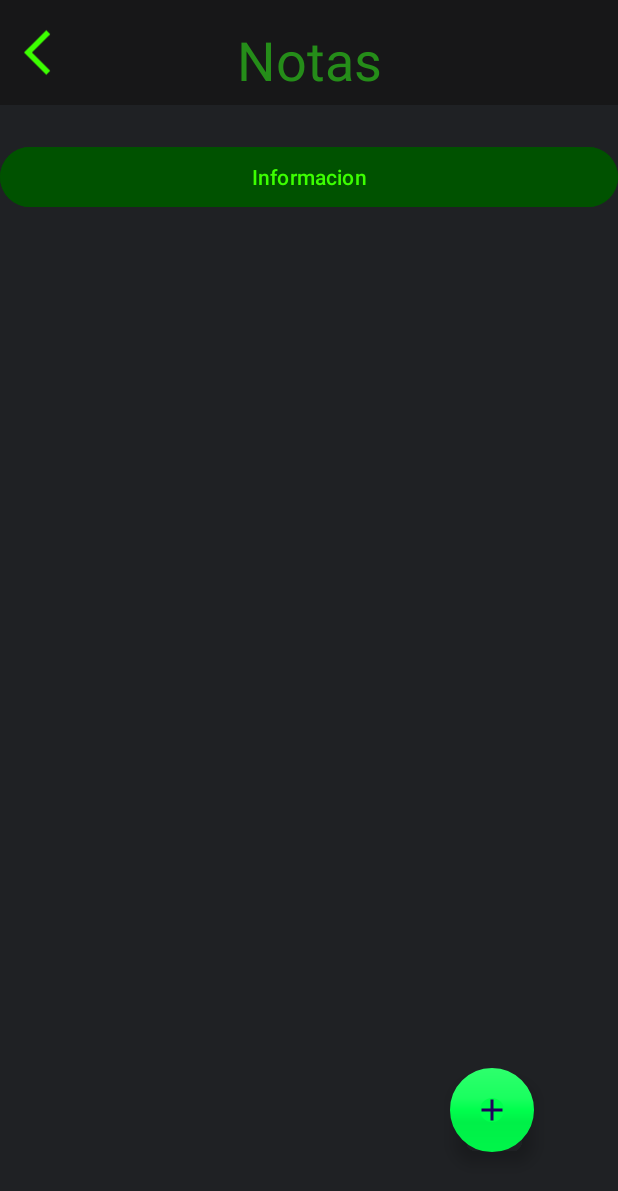
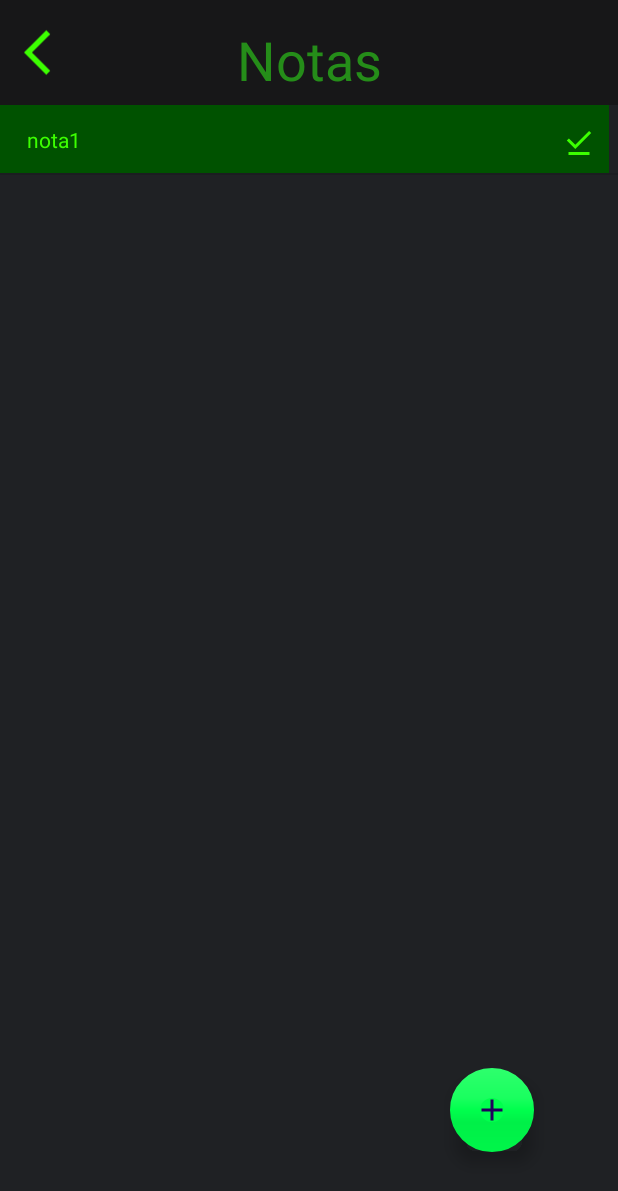
Before and after one commit to Anthhhony/proyectoMercado, an Android app: the notas screen opened directly, with no data from a screen before it, on a phone screen of 412 x 824 dp. Shown: the top 1191 px of the screen. Run offline under Robolectric (Android 15) with nearby library versions, the phone set to English and light mode, and no system bars; Roboto replaces fonts that are not available here.

Commit message:
Eva3 part3

```diff
--- a/app/build.gradle.kts
+++ b/app/build.gradle.kts
@@ -45,6 +45,7 @@ dependencies {
     implementation(libs.recyclerview)
     implementation(libs.qr.scanner)
     implementation(libs.firebase.database)
+    implementation(libs.firebase.firestore)
     testImplementation(libs.junit)
     androidTestImplementation(libs.ext.junit)
     androidTestImplementation(libs.espresso.core)
--- /dev/null
+++ b/app/src/main/java/com/example/originmercadotecnia/Adaptador_notas.java
@@ -0,0 +1,45 @@
+package com.example.originmercadotecnia;
+
+import android.content.Context;
+import android.view.LayoutInflater;
+import android.view.View;
+import android.view.ViewGroup;
+import android.widget.BaseAdapter;
+import android.widget.TextView;
+
+import java.util.ArrayList;
+
+public class Adaptador_notas extends BaseAdapter {
+
+    private Context contexto;
+    private ArrayList<Nota_ind> listItems;
+
+    public Adaptador_notas(Context contexto, ArrayList<Nota_ind> listItems) {
+        this.contexto = contexto;
+        this.listItems = listItems;
+    }
+
+    @Override
+    public int getCount() {
+        return listItems.size();
+    }
+
+    @Override
+    public Object getItem(int i) {
+        return listItems.get(i);
+    }
+
+    @Override
+    public long getItemId(int i) {
+        return 0;
+    }
+
+    @Override
+    public View getView(int i, View view, ViewGroup viewGroup) {
+        view = LayoutInflater.from(contexto).inflate(R.layout.item_listview_note,null);
+        TextView tvNombre2 = (TextView) view.findViewById(R.id.tvNombre2);
+        Nota_ind n = (Nota_ind) getItem(i);
+        tvNombre2.setText(n.getNombre());
+        return view;
+    }
+}
--- a/app/src/main/java/com/example/originmercadotecnia/Inicio.java
+++ b/app/src/main/java/com/example/originmercadotecnia/Inicio.java
@@ -103,7 +103,7 @@ public class Inicio extends AppCompatActivity {
     }
 
     public void Volver(View v){
-        Intent i = new Intent(this, pantalla_principal.class);
+        Intent i = new Intent(this, MainActivity.class);
         startActivity(i);
     }
 
--- a/app/src/main/java/com/example/originmercadotecnia/Mercaderia.java
+++ b/app/src/main/java/com/example/originmercadotecnia/Mercaderia.java
@@ -193,8 +193,6 @@ public class Mercaderia extends AppCompatActivity {
             String info = recibeDatos.getString("informacion");
             String v = recibeDatos.getString("vproductos");
 
-
-
             if (v!=null){
 
                 if ((v.equals("delete"))) {
@@ -220,7 +218,6 @@ public class Mercaderia extends AppCompatActivity {
             }
 
             //int saldoInt = Integer.parseInt(v);
-
 
         }
         else {
--- /dev/null
+++ b/app/src/main/java/com/example/originmercadotecnia/Nota_ind.java
@@ -0,0 +1,17 @@
+package com.example.originmercadotecnia;
+
+public class Nota_ind {
+    private String nombre;
+
+    public Nota_ind(String nombre) {
+        this.nombre = nombre;
+    }
+
+    public String getNombre() {
+        return nombre;
+    }
+
+    public void setNombre(String nombre) {
+        this.nombre = nombre;
+    }
+}
--- a/app/src/main/java/com/example/originmercadotecnia/notas.java
+++ b/app/src/main/java/com/example/originmercadotecnia/notas.java
@@ -3,6 +3,7 @@ package com.example.originmercadotecnia;
 import android.content.Intent;
 import android.os.Bundle;
 import android.view.View;
+import android.widget.ListView;
 
 import androidx.activity.EdgeToEdge;
 import androidx.appcompat.app.AppCompatActivity;
@@ -10,7 +11,11 @@ import androidx.core.graphics.Insets;
 import androidx.core.view.ViewCompat;
 import androidx.core.view.WindowInsetsCompat;
 
+import java.util.ArrayList;
+
 public class notas extends AppCompatActivity {
+
+    private ArrayList<Nota_ind> listado;
 
     @Override
     protected void onCreate(Bundle savedInstanceState) {
@@ -22,7 +27,18 @@ public class notas extends AppCompatActivity {
             v.setPadding(systemBars.left, systemBars.top, systemBars.right, systemBars.bottom);
             return insets;
         });
+
+        ListView l = (ListView) findViewById(R.id.listaNotas);
+        Adaptador_notas adaptador = new Adaptador_notas(this, cargar_datos());
+        l.setAdapter(adaptador);
     }
+
+    public ArrayList<Nota_ind> cargar_datos(){
+        listado = new ArrayList<>();
+        listado.add(new Nota_ind("nota1"));
+        return listado;
+    }
+
     public void onWindowFocusChanged(boolean hasFocus) {
         super.onWindowFocusChanged(hasFocus);
         if (hasFocus) {
@@ -40,6 +56,9 @@ public class notas extends AppCompatActivity {
         startActivity(i);
     }
     public void Volver(View v){
-        finish();
+        Intent intent = new Intent(this, Inicio.class);
+        intent.addFlags(Intent.FLAG_ACTIVITY_CLEAR_TOP | Intent.FLAG_ACTIVITY_NEW_TASK);
+        startActivity(intent);
+        finish();  // Finaliza Activity1
     }
 }
--- a/app/src/main/res/layout/activity_agregar_producto.xml
+++ b/app/src/main/res/layout/activity_agregar_producto.xml
@@ -196,8 +196,8 @@
     <Spinner
         android:id="@+id/id_spinner"
         style="@style/Widget.MaterialComponents.TextInputLayout.OutlinedBox.ExposedDropdownMenu"
-        android:layout_width="187dp"
-        android:layout_height="38dp"
+        android:layout_width="169dp"
+        android:layout_height="51dp"
         android:padding="10sp"
         android:text="Select Item"
         android:textColor="@color/white"
--- a/app/src/main/res/layout/activity_nota.xml
+++ b/app/src/main/res/layout/activity_nota.xml
@@ -79,7 +79,7 @@
             </LinearLayout>
 
             <EditText
-                android:id="@+id/editTextText"
+                android:id="@+id/TituloNota"
                 android:layout_width="match_parent"
                 android:layout_height="104dp"
                 android:ems="10"
@@ -89,7 +89,7 @@
                 android:textSize="30dp" />
 
             <EditText
-                android:id="@+id/editTextTextMultiLine2"
+                android:id="@+id/DescripcionNota"
                 android:layout_width="match_parent"
                 android:layout_height="341dp"
                 android:background="@color/black"
--- a/app/src/main/res/layout/activity_notas.xml
+++ b/app/src/main/res/layout/activity_notas.xml
@@ -28,16 +28,18 @@
         app:layout_constraintTop_toTopOf="parent"
         app:srcCompat="@drawable/baseline_arrow_back_ios_24" />
 
+
     <View
         android:id="@+id/view7"
-        android:layout_width="0dp"
+        android:layout_width="wrap_content"
         android:layout_height="0dp"
         android:background="@color/grey"
         app:layout_constraintBottom_toBottomOf="parent"
         app:layout_constraintEnd_toEndOf="parent"
+        app:layout_constraintHorizontal_bias="0.0"
         app:layout_constraintStart_toStartOf="parent"
-        app:layout_constraintTop_toBottomOf="@+id/toolbar3" />
-
+        app:layout_constraintTop_toBottomOf="@+id/toolbar3"
+        app:layout_constraintVertical_bias="1.0" />
 
     <TextView
         android:id="@+id/textView"
@@ -52,19 +54,6 @@
         app:layout_constraintTop_toTopOf="@+id/toolbar3"
         app:layout_constraintVertical_bias="0.727" />
 
-    <Button
-        android:id="@+id/button2"
-        android:layout_width="0dp"
-        android:layout_height="wrap_content"
-        android:layout_marginTop="24dp"
-        android:backgroundTint="@color/green_dark"
-        android:onClick="nota"
-        android:text="Informacion"
-        android:textColor="@color/green"
-        app:layout_constraintEnd_toEndOf="parent"
-        app:layout_constraintStart_toStartOf="parent"
-        app:layout_constraintTop_toBottomOf="@+id/toolbar3" />
-
     <com.google.android.material.floatingactionbutton.FloatingActionButton
         android:id="@+id/floatingActionButton"
         android:layout_width="wrap_content"
@@ -72,10 +61,19 @@
         android:layout_marginEnd="56dp"
         android:layout_marginBottom="56dp"
         android:clickable="true"
+        android:onClick="nota"
         app:backgroundTint="@color/opaque_light_green"
         app:borderWidth="20dp"
         app:layout_constraintBottom_toBottomOf="parent"
         app:layout_constraintEnd_toEndOf="parent"
         app:srcCompat="@drawable/baseline_add_24" />
 
+    <ListView
+        android:id="@+id/listaNotas"
+        android:layout_width="wrap_content"
+        android:layout_height="0dp"
+        app:layout_constraintBottom_toBottomOf="@+id/view7"
+        app:layout_constraintTop_toBottomOf="@+id/toolbar3"
+        tools:layout_editor_absoluteX="1dp" />
+
 </androidx.constraintlayout.widget.ConstraintLayout>
--- /dev/null
+++ b/app/src/main/res/layout/item_listview_note.xml
@@ -0,0 +1,41 @@
+<?xml version="1.0" encoding="utf-8"?>
+<androidx.constraintlayout.widget.ConstraintLayout xmlns:android="http://schemas.android.com/apk/res/android"
+    xmlns:app="http://schemas.android.com/apk/res-auto"
+    xmlns:tools="http://schemas.android.com/tools"
+    android:layout_width="match_parent"
+    android:layout_height="match_parent">
+
+    <LinearLayout
+        android:layout_width="match_parent"
+        android:layout_height="wrap_content"
+        android:background="@color/green_dark"
+        android:orientation="vertical"
+        android:padding="8dp"
+        android:paddingStart="8dp">
+
+        <LinearLayout
+            android:layout_width="wrap_content"
+            android:layout_height="match_parent"
+            android:orientation="horizontal">
+
+            <TextView
+                android:id="@+id/tvNombre2"
+                android:layout_width="356dp"
+                android:layout_height="match_parent"
+                android:layout_marginStart="10dp"
+                android:layout_weight="1"
+                android:paddingTop="5dp"
+                android:text="TextView"
+                android:textColor="@color/green" />
+
+            <ImageView
+                android:id="@+id/imageView2"
+                android:layout_width="wrap_content"
+                android:layout_height="wrap_content"
+                android:layout_marginTop="5dp"
+                android:tint="@color/green"
+                app:srcCompat="@drawable/baseline_download_done_24" />
+        </LinearLayout>
+    </LinearLayout>
+
+</androidx.constraintlayout.widget.ConstraintLayout>
--- a/app/src/main/res/values/strings.xml
+++ b/app/src/main/res/values/strings.xml
@@ -45,7 +45,7 @@
     <string name="InfoProducto">Descripcion:</string>
     <string name="HintProductoAdd">Ingrese precio</string>
     <string name="InfoInicioNota">¡¡ANOTA!!</string>
-    <string name="infoModalProducto">Tienes que añadirle un precio al producto</string>
+    <string name="CamposVacios">Campos vacios</string>
     <string name="Infomodalpresupuesto">Seguro quieres empezar sin agregar un presupuesto?</string>
     <string name="Infomodalmercasalir">SI SALES PERDERAS TODO TU REGISTRO</string>
     <string name="InfomodalMercaTermino">Seguro deseas terminar de comprar?</string>
--- a/gradle/libs.versions.toml
+++ b/gradle/libs.versions.toml
@@ -12,6 +12,7 @@ recyclerview = "1.3.0"
 qrScanner = "4.3.0"
 googleGmsGoogleServices = "4.4.2"
 firebaseDatabase = "21.0.0"
+firebaseFirestore = "25.1.1"
 
 [libraries]
 junit = { group = "junit", name = "junit", version.ref = "junit" }
@@ -25,6 +26,7 @@ legacy-support-v4 = { group = "androidx.legacy", name = "legacy-support-v4", ver
 recyclerview = { group = "androidx.recyclerview", name = "recyclerview", version.ref = "recyclerview" }
 qr-scanner = { group = "com.journeyapps", name = "zxing-android-embedded", version.ref = "qrScanner" }
 firebase-database = { group = "com.google.firebase", name = "firebase-database", version.ref = "firebaseDatabase" }
+firebase-firestore = { group = "com.google.firebase", name = "firebase-firestore", version.ref = "firebaseFirestore" }
 [plugins]
 android-application = { id = "com.android.application", version.ref = "agp" }
 google-gms-google-services = { id = "com.google.gms.google-services", version.ref = "googleGmsGoogleServices" }
```
Also changed, not shown: app/src/main/java/com/example/originmercadotecnia/nota.java (+73 -9 lines), app/src/main/res/layout/modal1btn.xml (+5 -4 lines).
